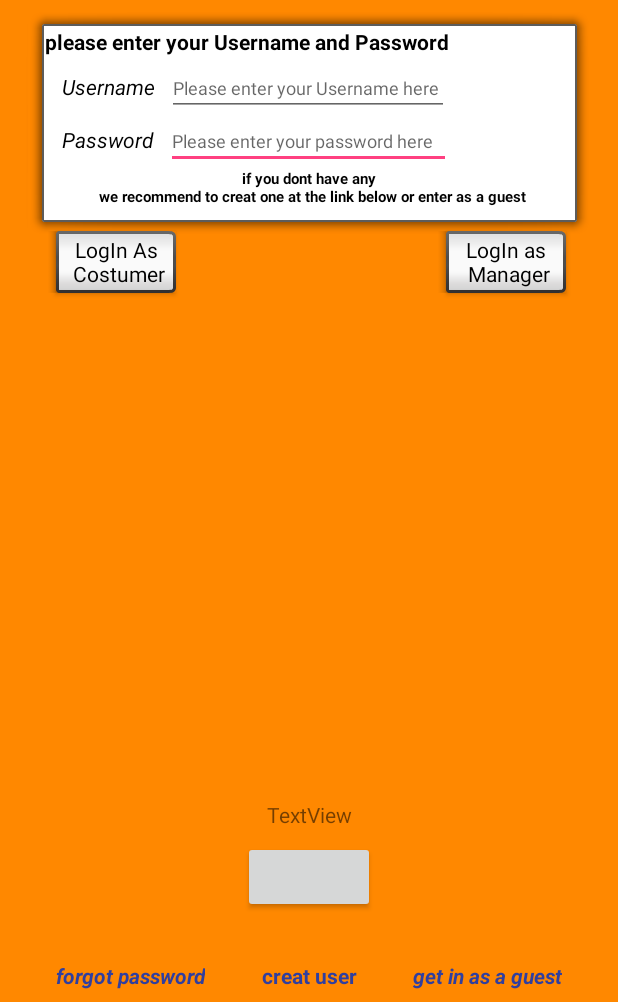
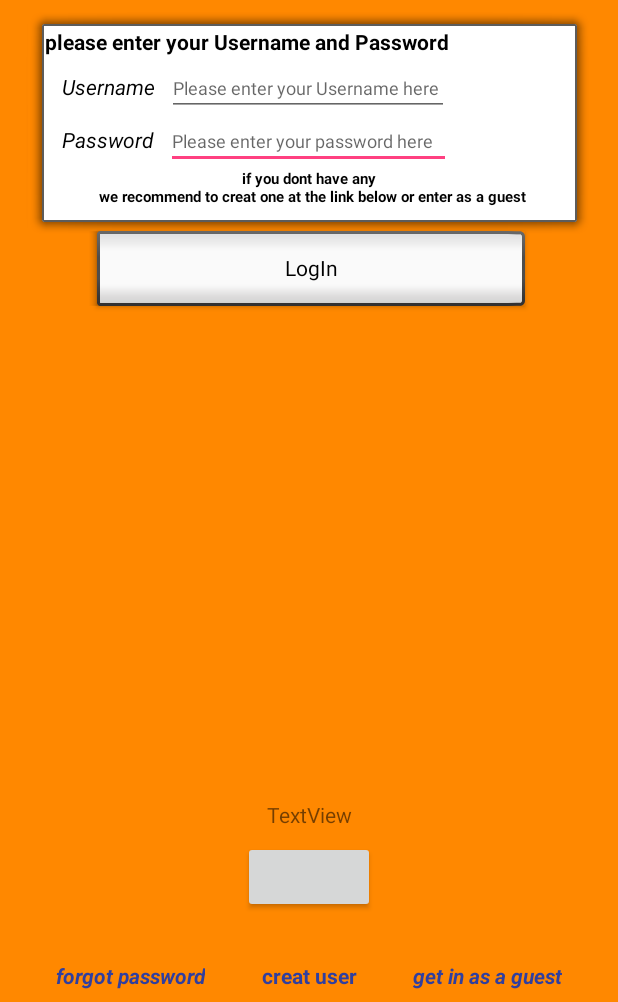
Before and after one commit to mayagel/BarBari, an Android app: the LoginActivity screen opened directly, with no data from a screen before it, on a phone screen of 412 x 824 dp, the part 234-1236 px from its top. Run offline under Robolectric (Android 15) with nearby library versions, the phone set to English and light mode, and no system bars; libraries missing offline, so code that uses them is left out: com.facebook, com.facebook.login; plain views replace LoginButton; 4 statements that could not run were skipped.

```diff
--- a/app/src/main/res/layout/activity_login.xml
+++ b/app/src/main/res/layout/activity_login.xml
@@ -108,23 +108,13 @@
     <Button
         android:id="@+id/login_btm"
         style="@android:style/Widget.Button.Inset"
-        android:layout_width="wrap_content"
-        android:layout_height="wrap_content"
-        android:layout_marginStart="32dp"
-        android:layout_marginTop="8dp"
-        android:text="@string/login"
-        app:layout_constraintStart_toStartOf="parent"
-        app:layout_constraintTop_toBottomOf="@+id/textView3" />
-
-    <Button
-        android:id="@+id/manager_btm"
-        style="@android:style/Widget.Button.Inset"
-        android:layout_width="wrap_content"
-        android:layout_height="wrap_content"
-        android:layout_marginEnd="32dp"
+        android:layout_width="293dp"
+        android:layout_height="62dp"
         android:layout_marginTop="8dp"
         android:text="@string/manager_login_btn"
         app:layout_constraintEnd_toEndOf="parent"
+        app:layout_constraintHorizontal_bias="0.5"
+        app:layout_constraintStart_toStartOf="parent"
         app:layout_constraintTop_toBottomOf="@+id/textView3" />
 
     <TextView
--- a/app/src/main/res/values/strings.xml
+++ b/app/src/main/res/values/strings.xml
@@ -16,7 +16,7 @@
     <string name="forgot_password">forgot password</string>
     <string name="get_in_as_a_guest">get in as a guest</string>
     <string name="creat_user">creat user</string>
-    <string name="manager_login_btn">LogIn as\n Manager</string>
+    <string name="manager_login_btn">LogIn</string>
     <string name="enter_your_information">Enter your information</string>
     <string name="confirm_password">confirm Password</string>
     <string name="enter_password_again">enter password again</string>
```
Also changed, not shown: 2 other files.
